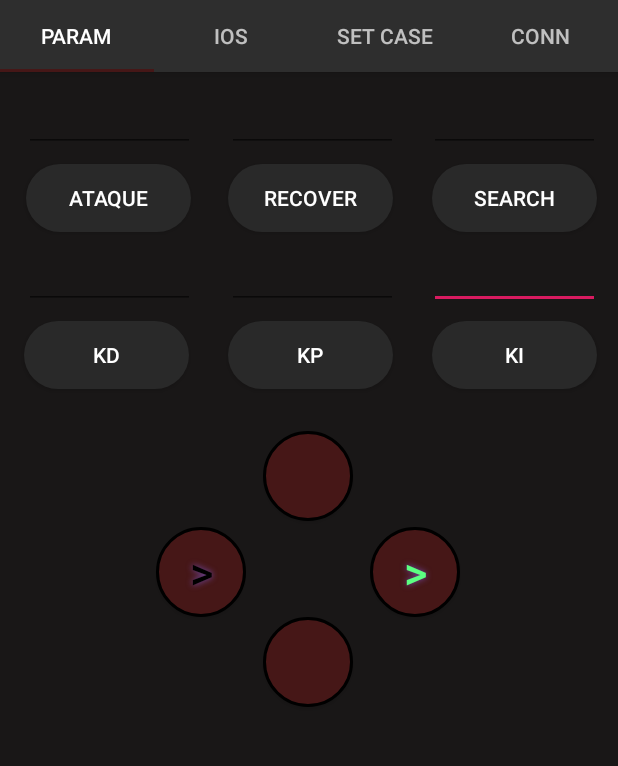
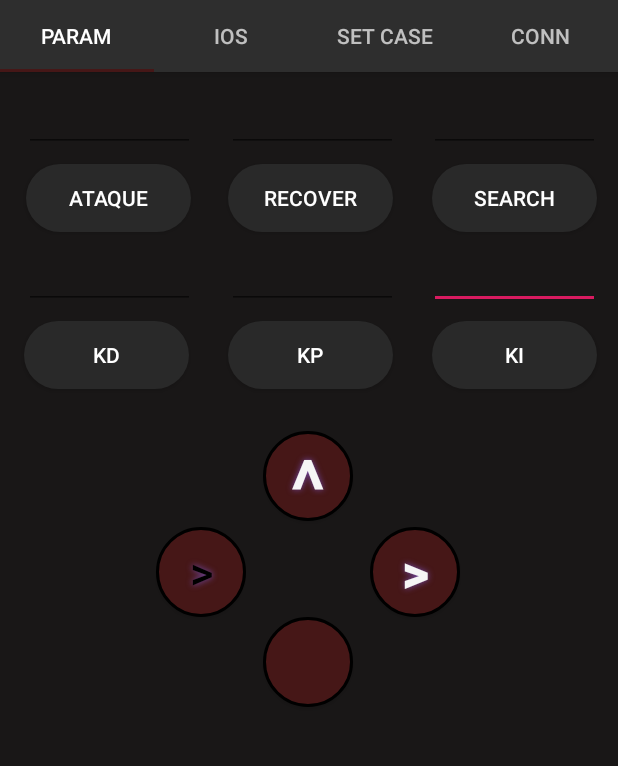
Before and after one commit to gregori/AppSumo, an Android app: the screen it shows after launch (MainActivity), on a phone screen of 412 x 824 dp, the part 89-855 px from its top. Run offline under Robolectric (Android 15) with nearby library versions, the phone set to English and light mode, and no system bars.

```diff
--- a/app/src/main/res/layout/parameters_tab.xml
+++ b/app/src/main/res/layout/parameters_tab.xml
@@ -207,6 +207,7 @@
         android:layout_marginTop="4dp"
         android:layout_marginEnd="8dp"
         android:background="@drawable/button_controller"
+        android:rotationX="0"
         android:shadowColor="#734AA8"
         android:shadowDx="0"
         android:shadowDy="0"
@@ -254,8 +255,9 @@
         android:shadowDy="0"
         android:shadowRadius="5"
         android:text=">"
-        android:textColor="#5CFF82"
-        android:textSize="30sp"
+        android:textColor="#FFF5F5F5"
+        android:textSize="35sp"
+        android:textStyle="bold"
         app:layout_constraintEnd_toEndOf="parent"
         app:layout_constraintHorizontal_bias="0.71"
         app:layout_constraintStart_toStartOf="parent"
@@ -274,9 +276,9 @@
         android:shadowDx="0"
         android:shadowDy="0"
         android:shadowRadius="5"
-        android:text=""
-        android:textColor="#5CFF82"
-        android:textSize="30sp"
+        android:text="^"
+        android:textColor="#FFF5F5F5"
+        android:textSize="55sp"
         app:layout_constraintEnd_toEndOf="parent"
         app:layout_constraintHorizontal_bias="0.498"
         app:layout_constraintStart_toStartOf="parent"
```
